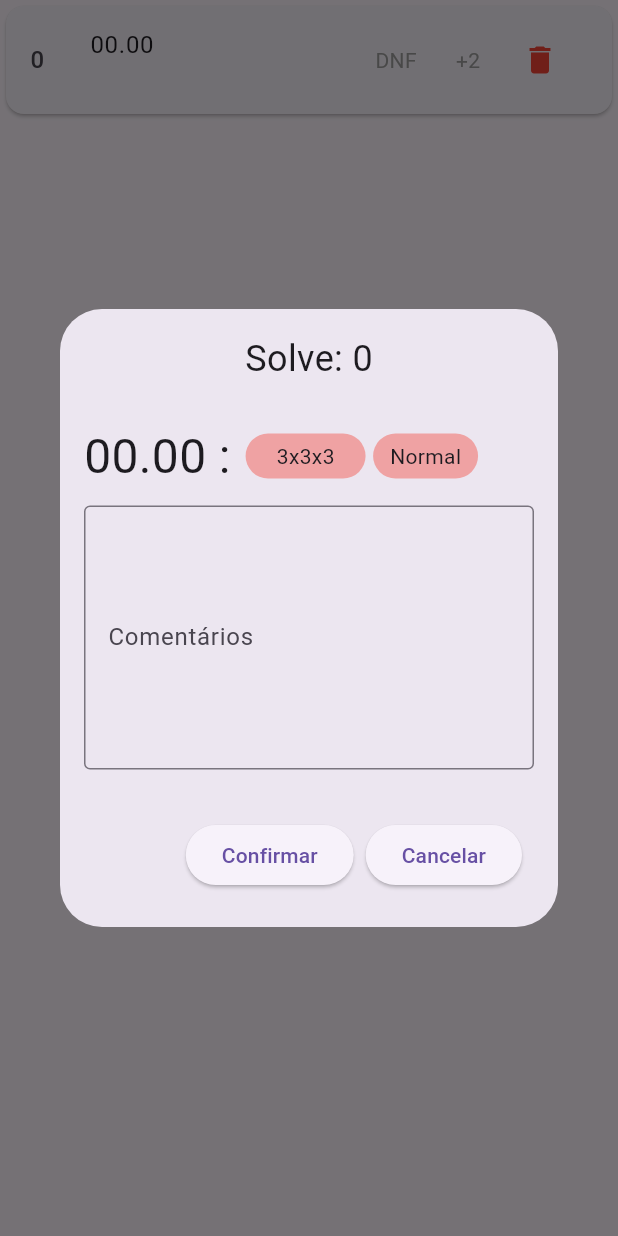
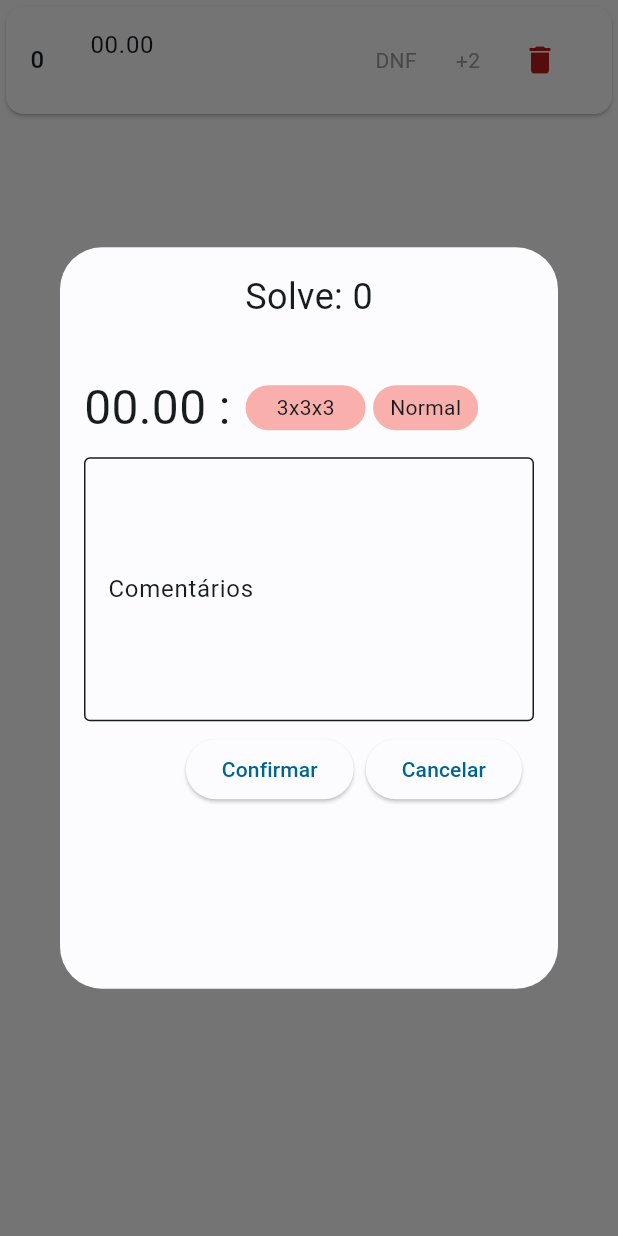
Before and after one commit to mugiwarajeff/crono_cube, a Flutter app: the SolveItem widget shown alone on an empty page, opened directly with empty values, after a tap on an icon or button, on a phone screen of 412 x 824 dp. Run offline on Flutter 3.47's test engine with Material 3 defaults, Android fonts, the light colour scheme and no system bars; our stand-ins replace bloc, flutter_bloc, sqflite; accounts and stored records are empty.

Commit message:
adding dnf and plustwo rules

```diff
--- a/lib/app/features/cube_timer/enum/timer_states.dart
+++ b/lib/app/features/cube_timer/enum/timer_states.dart
@@ -1 +1 @@
-enum TimerState { initial, preparing, ready, inspecting, running }
+enum TimerState { initial, preparing, ready, inspecting, plusTwo, dnf, running }
--- a/lib/app/features/cube_timer/utils/timer_utils.dart
+++ b/lib/app/features/cube_timer/utils/timer_utils.dart
@@ -19,6 +19,10 @@ Color selectTextColor(TimerState timerState, BuildContext context) {
       return color;
     case TimerState.inspecting:
       return color;
+    case TimerState.plusTwo:
+      return color;
+    case TimerState.dnf:
+      return color;
   }
 }
 
--- a/lib/app/features/cube_timer/widgets/solve_list/widgets/solve_item.dart
+++ b/lib/app/features/cube_timer/widgets/solve_list/widgets/solve_item.dart
@@ -21,6 +21,9 @@ class SolveItem extends StatelessWidget {
     const double indexSize = 16;
     const double timeSize = 16;
     const double scrumbleSize = 10;
+
+    final Color secondaryColor = Theme.of(context).colorScheme.secondary;
+    final Color errorColor = Theme.of(context).colorScheme.error;
 
     SolveListCubit solveListCubit = BlocProvider.of<SolveListCubit>(context);
 
@@ -69,7 +72,7 @@ class SolveItem extends StatelessWidget {
                   icon: Text(
                     "DNF",
                     style: TextStyle(
-                        color: solve.dnf ? Colors.orange : Colors.grey),
+                        color: solve.dnf ? secondaryColor : Colors.grey),
                   )),
               IconButton(
                   onPressed: () {
@@ -79,14 +82,11 @@ class SolveItem extends StatelessWidget {
                   icon: Text(
                     "+2",
                     style: TextStyle(
-                        color: solve.plusTwo ? Colors.orange : Colors.grey),
+                        color: solve.plusTwo ? secondaryColor : Colors.grey),
                   )),
               IconButton(
                   onPressed: onDelete,
-                  icon: const Icon(
-                    Icons.delete,
-                    color: Colors.red,
-                  )),
+                  icon: Icon(Icons.delete, color: errorColor)),
             ],
           ),
         ),
--- a/lib/app/features/cube_timer/widgets/solve_list/widgets/solve_item_info_dialog.dart
+++ b/lib/app/features/cube_timer/widgets/solve_list/widgets/solve_item_info_dialog.dart
@@ -29,15 +29,20 @@ class _SolveItemInfoDialogState extends State<SolveItemInfoDialog> {
     const String commentsHint = "Adicione seus comentarios da Solve...";
     return Dialog(
       child: SizedBox(
-        height: screenSize.height * 0.5,
+        height: screenSize.height * 0.6,
         width: double.infinity,
         child: Padding(
           padding: const EdgeInsets.all(16.0),
+          child: SingleChildScrollView(
             child: Column(
               mainAxisAlignment: MainAxisAlignment.spaceBetween,
               children: [
                 Text(
                   "$title: ${widget.index}",
+                  style: const TextStyle(fontSize: titleSize),
+                ),
+                Text(
+                  widget.tempSolve.scramble,
                   style: const TextStyle(fontSize: titleSize),
                 ),
                 Form(
@@ -46,7 +51,8 @@ class _SolveItemInfoDialogState extends State<SolveItemInfoDialog> {
                       children: [
                         Row(
                           children: [
-                          Text("${formatMilisegunds(widget.tempSolve.time)} :",
+                            Text(
+                                "${formatMilisegunds(widget.tempSolve.time)} :",
                                 style: const TextStyle(fontSize: timeSize)),
                             const SizedBox(
                               width: 10,
@@ -83,7 +89,8 @@ class _SolveItemInfoDialogState extends State<SolveItemInfoDialog> {
                         ),
                         TextFormField(
                           initialValue: widget.tempSolve.comment,
-                        onChanged: (value) => widget.tempSolve.comment = value,
+                          onChanged: (value) =>
+                              widget.tempSolve.comment = value,
                           maxLines: lineQuant,
                           decoration: const InputDecoration(
                               border: OutlineInputBorder(),
@@ -109,6 +116,7 @@ class _SolveItemInfoDialogState extends State<SolveItemInfoDialog> {
             ),
           ),
         ),
+      ),
     );
   }
 }
--- a/lib/app/shared/theme/theme.dart
+++ b/lib/app/shared/theme/theme.dart
@@ -1,9 +1,38 @@
+import 'package:crono_cube/app/shared/theme/color_scheme.dart';
 import 'package:flutter/material.dart';
 
 ThemeData lightTheme = ThemeData(
     brightness: Brightness.light,
+    colorScheme: ColorScheme(
+        brightness: Brightness.light,
+        primary: lightColorScheme.primary,
+        onPrimary: lightColorScheme.onPrimary,
+        secondary: lightColorScheme.secondary,
+        onSecondary: lightColorScheme.onSecondary,
+        tertiary: lightColorScheme.tertiary,
+        onTertiary: lightColorScheme.onTertiary,
+        error: lightColorScheme.error,
+        onError: lightColorScheme.onError,
+        background: lightColorScheme.background,
+        onBackground: lightColorScheme.onBackground,
+        surface: lightColorScheme.surface,
+        onSurface: lightColorScheme.onSurface),
     appBarTheme: const AppBarTheme(centerTitle: true));
 
 ThemeData darkTheme = ThemeData(
     brightness: Brightness.dark,
+    colorScheme: ColorScheme(
+        brightness: Brightness.dark,
+        primary: darkColorScheme.primary,
+        onPrimary: darkColorScheme.onPrimary,
+        secondary: darkColorScheme.secondary,
+        onSecondary: darkColorScheme.onSecondary,
+        tertiary: darkColorScheme.tertiary,
+        onTertiary: darkColorScheme.onTertiary,
+        error: darkColorScheme.error,
+        onError: darkColorScheme.onError,
+        background: darkColorScheme.background,
+        onBackground: darkColorScheme.onBackground,
+        surface: darkColorScheme.surface,
+        onSurface: darkColorScheme.onSurface),
     appBarTheme: const AppBarTheme(centerTitle: true));
```
Also changed, not shown: lib/app/features/configurations/configurations_dialog.dart (+16 -4 lines), lib/app/features/cube_timer/widgets/timer/bloc/cube_timer_bloc.dart (+11 -6 lines), lib/app/features/cube_timer/widgets/timer/timer.dart (+8 -5 lines), lib/app/shared/theme/color_scheme.dart (added, +69 -0 lines), assets/imgs/—Pngtree—human brain sports activities rubik's_5577465.png (added). Lines whose indentation alone changed are shown as unchanged.
